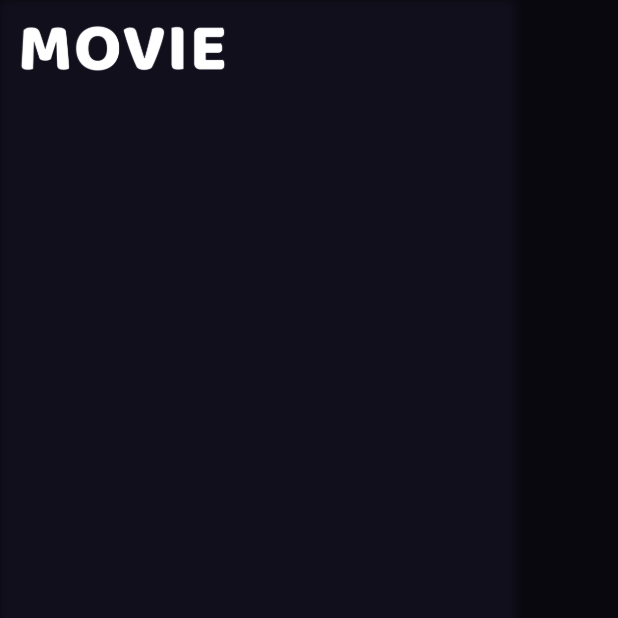
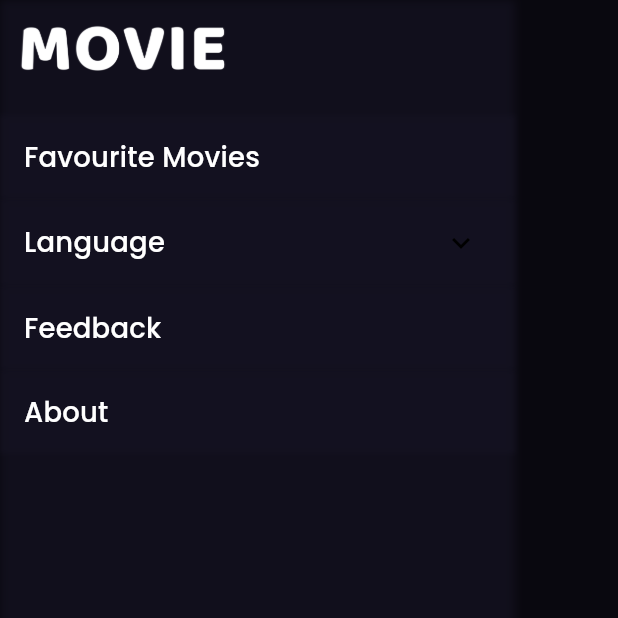
Before and after one commit to mohamed-seiam/Movie-App-with_cleanArch, a Flutter app: the screen it shows after launch, with the side drawer open, on a phone screen of 412 x 824 dp, the top half of it. Run offline on Flutter 3.47's test engine with Material 3 defaults, Android fonts, the phone set to English and light mode, and no system bars; our stand-ins replace bloc, cached_network_image, dartz, equatable, flutter_bloc, flutter_screenutil and 3 more; network calls fail.

Commit message:
-created Navigation_drawer_design

```diff
--- a/lib/presentation/screens/drawer/navigation_drawer.dart
+++ b/lib/presentation/screens/drawer/navigation_drawer.dart
@@ -2,6 +2,9 @@ import 'package:flutter/material.dart';
 import 'package:flutter_screenutil/flutter_screenutil.dart';
 import 'package:movies_app/common/constance/size_constance.dart';
 import 'package:movies_app/presentation/widgets/logo.dart';
+
+import 'navigation_drawer_list_item.dart';
+import 'navigation_expanded_list_tile.dart';
 
 class NavigationDrawerWidget extends StatelessWidget {
   const NavigationDrawerWidget({super.key});
@@ -31,6 +34,26 @@ class NavigationDrawerWidget extends StatelessWidget {
                 ),
               child: Logo(height: Sizes.dimen_32.h),
             ),
+            NavigationListItem(
+              title:'Favourite Movies',
+              onPressed: (){},
+            ),
+            NavigationExpandedListItem(
+              children: const [
+                'English',
+                'Spanish',
+              ],
+              title:'Language',
+              onPressed: (){},
+            ),
+            NavigationListItem(
+              title:'Feedback',
+              onPressed: (){},
+            ),
+            NavigationListItem(
+              title:'About',
+              onPressed: (){},
+            ),
           ],
         ),
       ),
--- /dev/null
+++ b/lib/presentation/screens/drawer/navigation_drawer_list_item.dart
@@ -0,0 +1,63 @@
+import 'package:flutter/material.dart';
+import 'package:flutter_screenutil/flutter_screenutil.dart';
+import 'package:movies_app/common/constance/size_constance.dart';
+
+class NavigationListItem extends StatelessWidget {
+  const NavigationListItem({super.key, required this.title, required this.onPressed});
+final String title;
+final Function onPressed;
+  @override
+  Widget build(BuildContext context) {
+    return GestureDetector(
+      onTap: (){
+        onPressed();
+      },
+      child: Container(
+        decoration: BoxDecoration(
+          boxShadow: [
+            BoxShadow(
+              color: Theme.of(context).primaryColor.withOpacity(0.7),
+              blurRadius: 2,
+            ),
+          ],
+        ),
+        child: ListTile(
+          title: Text(
+              title,
+            style: Theme.of(context).textTheme.titleMedium,
+          ),
+        ),
+      ),
+    );
+  }
+}
+class NavigationSubListItem extends StatelessWidget {
+  const NavigationSubListItem({super.key, required this.title, required this.onPressed});
+  final String title;
+  final Function onPressed;
+  @override
+  Widget build(BuildContext context) {
+    return GestureDetector(
+      onTap: (){
+        onPressed();
+      },
+      child: Container(
+        decoration: BoxDecoration(
+          boxShadow: [
+            BoxShadow(
+              color: Theme.of(context).primaryColor.withOpacity(0.7),
+              blurRadius: 2,
+            ),
+          ],
+        ),
+        child: ListTile(
+          contentPadding: EdgeInsets.symmetric(horizontal: Sizes.dimen_32.w),
+          title: Text(
+            title,
+            style: Theme.of(context).textTheme.titleMedium,
+          ),
+        ),
+      ),
+    );
+  }
+}
--- /dev/null
+++ b/lib/presentation/screens/drawer/navigation_expanded_list_tile.dart
@@ -0,0 +1,43 @@
+import 'package:flutter/material.dart';
+import 'package:movies_app/presentation/screens/drawer/navigation_drawer_list_item.dart';
+
+class NavigationExpandedListItem extends StatelessWidget {
+  const NavigationExpandedListItem(
+      {super.key,
+      required this.title,
+      required this.onPressed,
+      required this.children});
+
+  final String title;
+  final Function onPressed;
+  final List<String> children;
+
+  @override
+  Widget build(BuildContext context) {
+    return GestureDetector(
+      onTap: () {
+        onPressed();
+      },
+      child: Container(
+        decoration: BoxDecoration(
+          boxShadow: [
+            BoxShadow(
+              color: Theme.of(context).primaryColor.withOpacity(0.7),
+              blurRadius: 2,
+            ),
+          ],
+        ),
+        child: ExpansionTile(
+          title: Text(
+            title,
+            style: Theme.of(context).textTheme.titleMedium,
+          ),
+          children: [
+            for (int i = 0; i < children.length; i++)
+              NavigationSubListItem(title: children[i], onPressed: () {}),
+          ],
+        ),
+      ),
+    );
+  }
+}
--- a/lib/presentation/widgets/movie_app.dart
+++ b/lib/presentation/widgets/movie_app.dart
@@ -16,6 +16,9 @@ class MovieApp extends StatelessWidget {
       title: 'Movie App',
       theme: ThemeData(
         primaryColor: AppColors.vulcan,
+        colorScheme: ColorScheme.fromSwatch().copyWith(
+          secondary: AppColors.royalBlue
+        ),
         scaffoldBackgroundColor: AppColors.vulcan,
         visualDensity: VisualDensity.adaptivePlatformDensity,
         textTheme: ThemeText.getTextTheme(),
```
